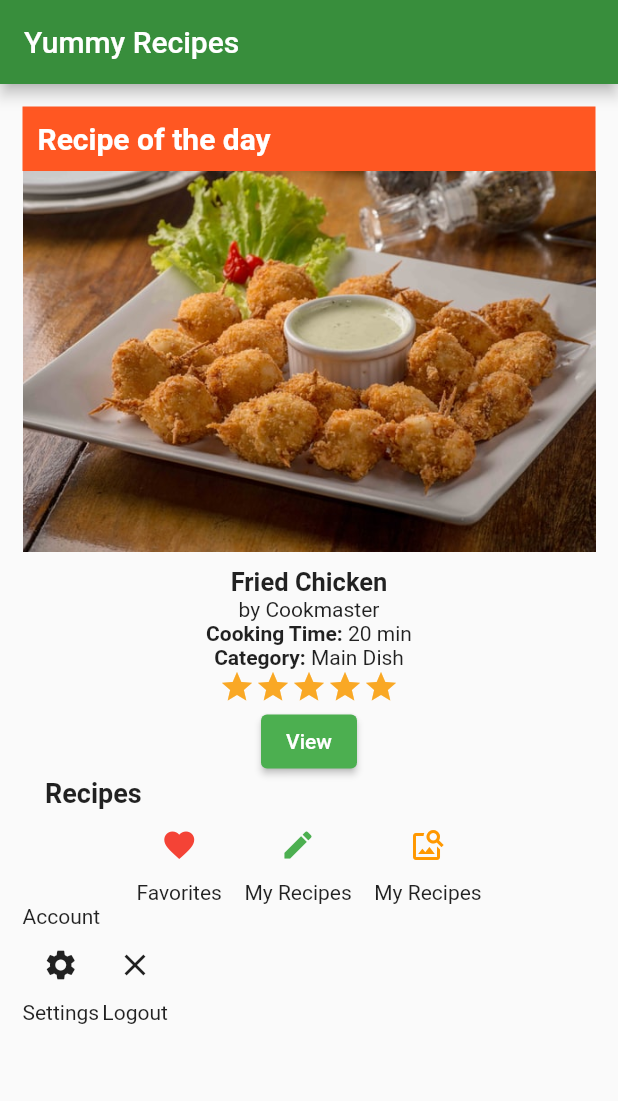
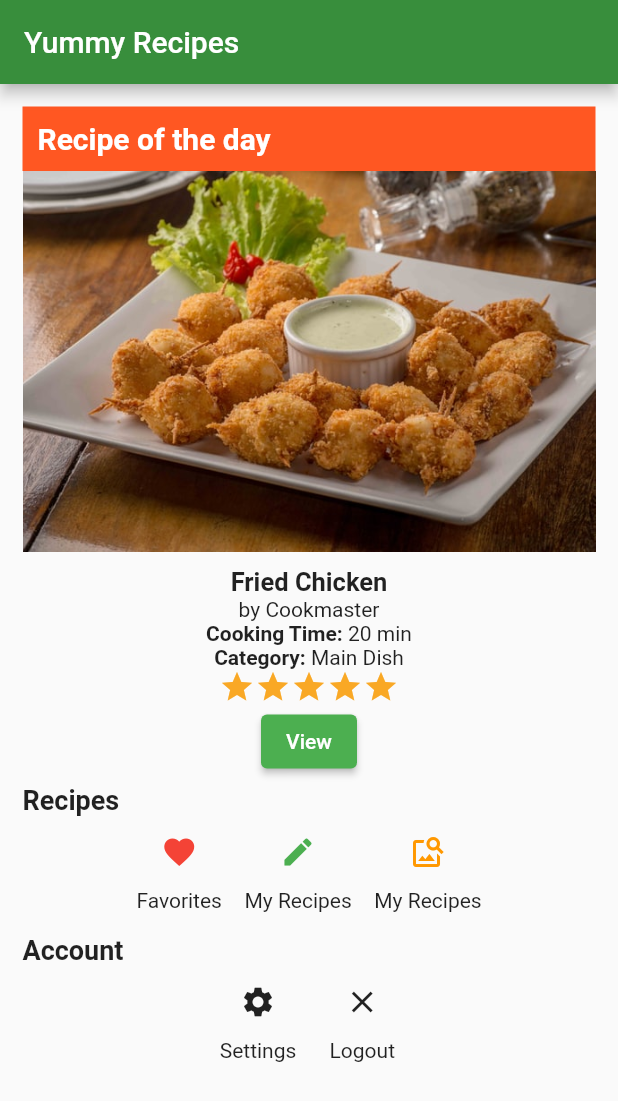
Before and after one commit to djaldave/flutter_widgets-Remake, a Flutter app: the screen it shows after launch, on a phone screen of 412 x 824 dp. Shown: the top 1101 px of the screen. Run offline on Flutter 3.47's test engine with Material 2 defaults, Android fonts, the phone set to English and light mode, and no system bars.

Commit message:
adjusting the menu

```diff
--- a/lib/accountmenu.dart
+++ b/lib/accountmenu.dart
@@ -4,6 +4,7 @@ class AccountMenu extends StatelessWidget {
   @override
   Widget build(BuildContext context) {
     return Row(
+      mainAxisAlignment: MainAxisAlignment.center,
       children: [
         Column(
           children: [
@@ -11,6 +12,7 @@ class AccountMenu extends StatelessWidget {
             Text("Settings"),
           ],
         ),
+        Padding(padding: EdgeInsets.only(right: 20)),
         Column(
           children: [
             IconButton(icon: Icon(Icons.close), onPressed: () {}),
--- a/lib/homepage.dart
+++ b/lib/homepage.dart
@@ -35,17 +35,26 @@ class HomePage extends StatelessWidget {
             ),
             RecipeDescription(),
             Padding(
-              padding: EdgeInsets.only(left: 15),
-              child: Text(
-                "Recipes",
-                style: TextStyle(
-                  fontWeight: FontWeight.bold,
-                  fontSize: 18,
-                ),
+              padding: EdgeInsets.only(left: 15, bottom: 5),
+            ),
+            Text(
+              "Recipes",
+              style: TextStyle(
+                fontWeight: FontWeight.bold,
+                fontSize: 18,
               ),
             ),
             RecipeMenu(),
-            Text("Account"),
+            Padding(
+              padding: EdgeInsets.only(left: 15, top: 15),
+            ),
+            Text(
+              "Account",
+              style: TextStyle(
+                fontWeight: FontWeight.bold,
+                fontSize: 18,
+              ),
+            ),
             AccountMenu(),
           ],
         ),
```
